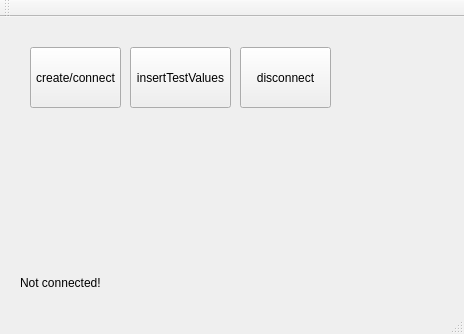
Qt form passwdmgr/EncryptFile.ui (shadowplay7/passmgr) before a commit.
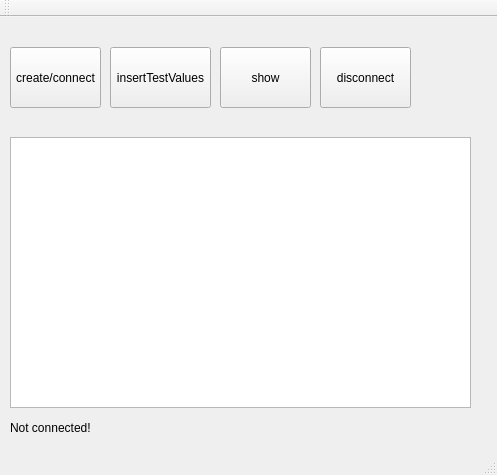
The same form after that commit.

Commit message: trying to show db in tableview

What changed in the file:
```diff
--- a/passwdmgr/EncryptFile.ui
+++ b/passwdmgr/EncryptFile.ui
@@ -6,18 +6,21 @@
    <rect>
     <x>0</x>
     <y>0</y>
-    <width>464</width>
-    <height>334</height>
+    <width>497</width>
+    <height>475</height>
    </rect>
   </property>
   <property name="windowTitle">
    <string>passmgr</string>
   </property>
+  <property name="toolButtonStyle">
+   <enum>Qt::ToolButtonTextOnly</enum>
+  </property>
   <widget class="QWidget" name="centralWidget">
    <widget class="QPushButton" name="createBtn">
     <property name="geometry">
      <rect>
-      <x>240</x>
+      <x>320</x>
       <y>30</y>
       <width>91</width>
       <height>61</height>
@@ -30,7 +33,7 @@
    <widget class="QPushButton" name="insertBtn">
     <property name="geometry">
      <rect>
-      <x>130</x>
+      <x>110</x>
       <y>30</y>
       <width>101</width>
       <height>61</height>
@@ -43,7 +46,7 @@
    <widget class="QPushButton" name="bazaBtn">
     <property name="geometry">
      <rect>
-      <x>30</x>
+      <x>10</x>
       <y>30</y>
       <width>91</width>
       <height>61</height>
@@ -56,8 +59,8 @@
    <widget class="QLabel" name="label">
     <property name="geometry">
      <rect>
-      <x>20</x>
-      <y>255</y>
+      <x>10</x>
+      <y>400</y>
       <width>101</width>
       <height>21</height>
      </rect>
@@ -66,6 +69,32 @@
      <string>Not connected!</string>
     </property>
    </widget>
+   <widget class="QTableView" name="tableView">
+    <property name="enabled">
+     <bool>true</bool>
+    </property>
+    <property name="geometry">
+     <rect>
+      <x>10</x>
+      <y>120</y>
+      <width>461</width>
+      <height>271</height>
+     </rect>
+    </property>
+   </widget>
+   <widget class="QPushButton" name="showBtn">
+    <property name="geometry">
+     <rect>
+      <x>220</x>
+      <y>30</y>
+      <width>91</width>
+      <height>61</height>
+     </rect>
+    </property>
+    <property name="text">
+     <string>show</string>
+    </property>
+   </widget>
   </widget>
   <widget class="QMenuBar" name="menuBar">
    <property name="geometry">
```
Left out of the diff: 2 changed lines with no effect on the pictures. The commit also changes 7 other files.
